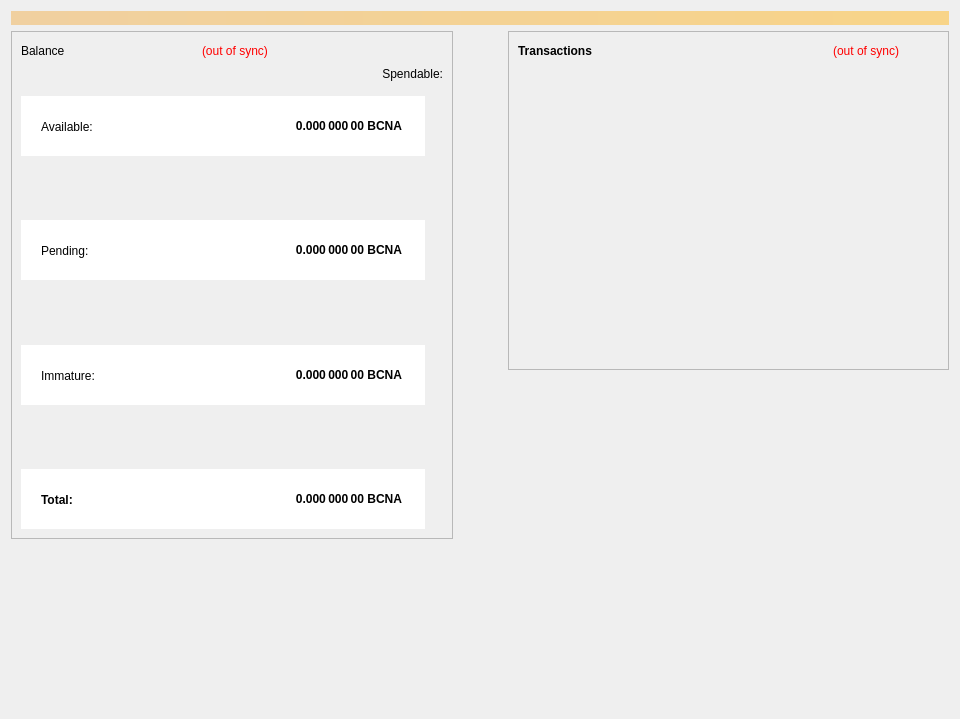
Qt form src/qt/forms/overviewpage.ui (BitCannaGlobal/BCNA_bitcore_old) before a commit.
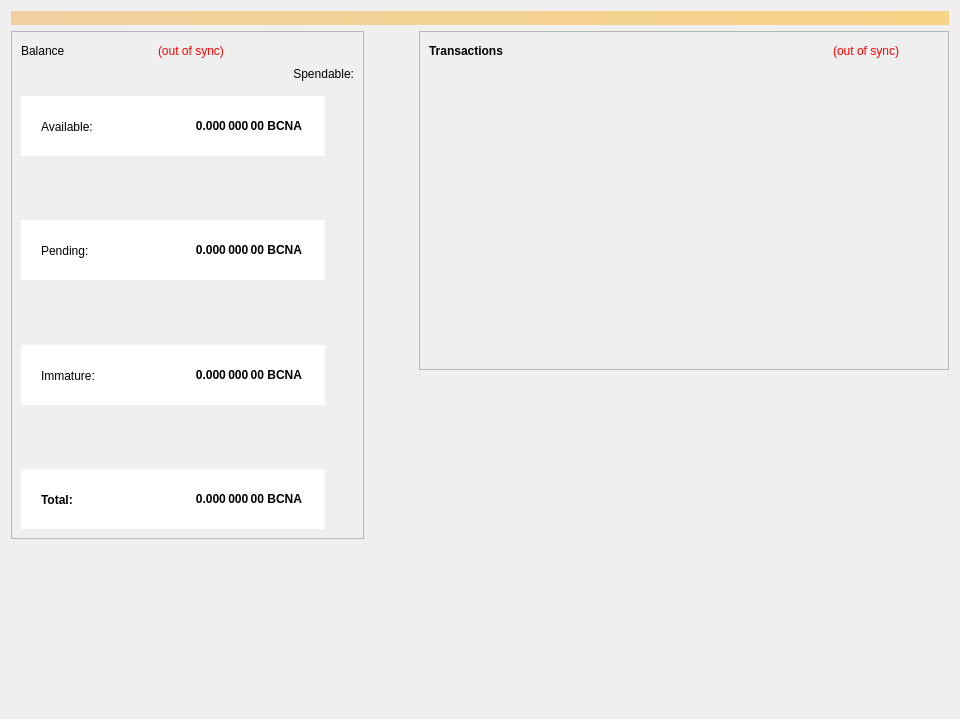
The same form after that commit.

Diff of the .ui file:
```diff
--- a/src/qt/forms/overviewpage.ui
+++ b/src/qt/forms/overviewpage.ui
@@ -37,7 +37,7 @@
     </widget>
    </item>
    <item>
-    <layout class="QHBoxLayout" name="horizontalLayout2" stretch="1,0,1">
+    <layout class="QHBoxLayout" name="horizontalLayout2" stretch="2,0,3">
      <property name="spacing">
       <number>15</number>
      </property>
@@ -129,13 +129,13 @@
               </property>
               <property name="minimumSize">
                <size>
-                <width>300</width>
+                <width>100</width>
                 <height>60</height>
                </size>
               </property>
               <property name="maximumSize">
                <size>
-                <width>404</width>
+                <width>304</width>
                 <height>16777215</height>
                </size>
               </property>
@@ -150,7 +150,7 @@
                 <rect>
                  <x>20</x>
                  <y>10</y>
-                 <width>361</width>
+                 <width>261</width>
                  <height>41</height>
                 </rect>
                </property>
@@ -257,7 +257,7 @@
               </property>
               <property name="maximumSize">
                <size>
-                <width>404</width>
+                <width>304</width>
                 <height>16777215</height>
                </size>
               </property>
@@ -272,7 +272,7 @@
                 <rect>
                  <x>20</x>
                  <y>10</y>
-                 <width>361</width>
+                 <width>261</width>
                  <height>41</height>
                 </rect>
                </property>
@@ -370,7 +370,7 @@
               </property>
               <property name="maximumSize">
                <size>
-                <width>404</width>
+                <width>304</width>
                 <height>16777215</height>
                </size>
               </property>
@@ -385,7 +385,7 @@
                 <rect>
                  <x>20</x>
                  <y>10</y>
-                 <width>361</width>
+                 <width>261</width>
                  <height>41</height>
                 </rect>
                </property>
@@ -474,7 +474,7 @@
               </property>
               <property name="maximumSize">
                <size>
-                <width>404</width>
+                <width>304</width>
                 <height>16777215</height>
                </size>
               </property>
@@ -486,7 +486,7 @@
                 <rect>
                  <x>20</x>
                  <y>10</y>
-                 <width>361</width>
+                 <width>261</width>
                  <height>41</height>
                 </rect>
                </property>
```
